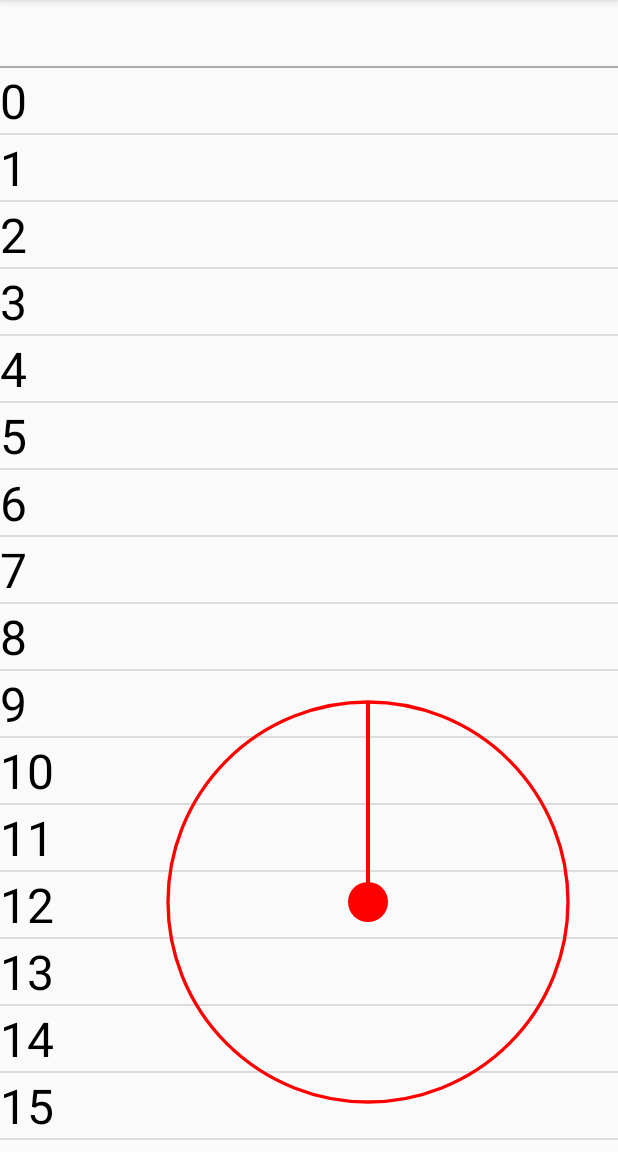
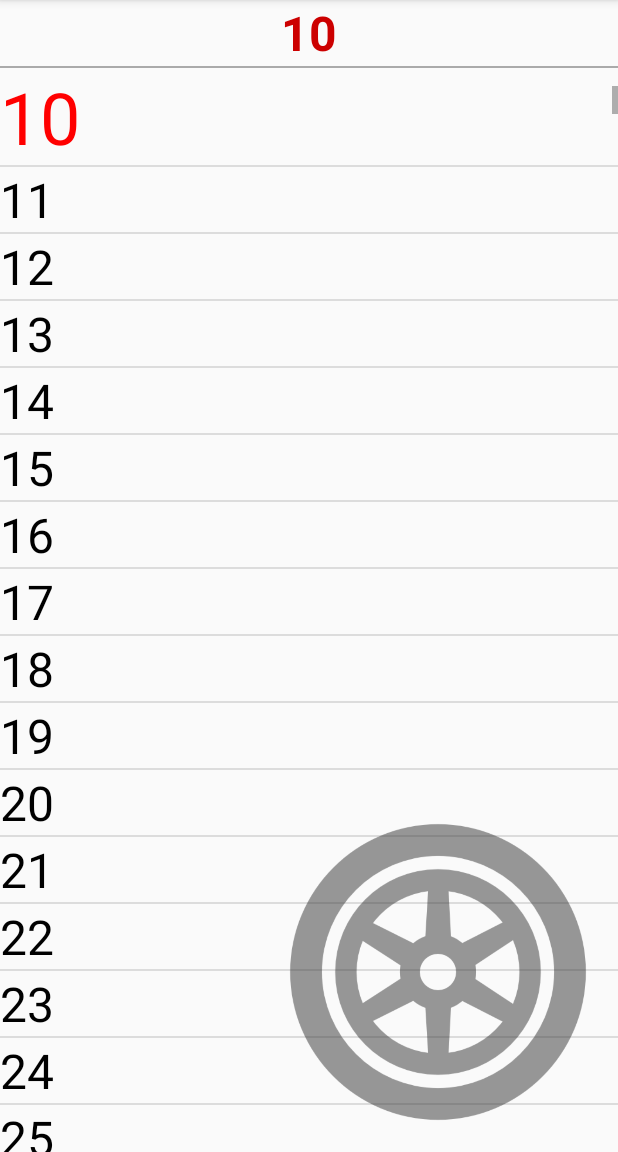
Before and after one commit to Hbecher/RoueCool, an Android app: the screen it shows after launch (Demo), after a tap on "10", on a phone screen of 412 x 824 dp, the part 84-1236 px from its top. Run offline under Robolectric (Android 15) with nearby library versions, the phone set to English and light mode, and no system bars.

Commit message:
Add scalable bitmap
Move most wheel configuration in attrs.xml
Fix sound manager

```diff
--- a/app/src/main/java/fr/polytech/ricm5/mm/rouecool/demo/Demo.java
+++ b/app/src/main/java/fr/polytech/ricm5/mm/rouecool/demo/Demo.java
@@ -20,6 +20,7 @@ import fr.polytech.ricm5.mm.rouecool.wheel.WheelTickEvent;
 public class Demo extends AppCompatActivity
 {
 	private final List<Element<Integer>> elements = new ArrayList<>();
+	private final int size = 600;
 	private int selected, highlighted;
 	private SoundManager soundManager;
 	private TextView selection;
@@ -32,6 +33,7 @@ public class Demo extends AppCompatActivity
 		setContentView(R.layout.demo);
 
 		soundManager = new SoundManager(getBaseContext());
+		soundManager.start();
 
 		selection = (TextView) findViewById(R.id.demo_select);
 		list = (ListView) findViewById(R.id.demo_list);
@@ -49,7 +51,7 @@ public class Demo extends AppCompatActivity
 				{
 					setSelected(position);
 
-					soundManager.playSound(R.raw.cla);
+					playSelectSound();
 				}
 			}
 		});
@@ -64,7 +66,7 @@ public class Demo extends AppCompatActivity
 				{
 					setSelected(highlighted);
 
-					soundManager.playSound(R.raw.cla);
+					playSelectSound();
 				}
 			}
 
@@ -73,7 +75,7 @@ public class Demo extends AppCompatActivity
 			{
 				setHighlighted(mod(highlighted + e.getDirection() * e.getAmount(), elements.size()));
 
-				soundManager.playSound(R.raw.pap);
+				playHighlightSound();
 			}
 		};
 		wheel.addWheelTickListener(l);
@@ -84,7 +86,7 @@ public class Demo extends AppCompatActivity
 	{
 		elements.clear();
 
-		for(int i = 0; i < 400; i++)
+		for(int i = 0; i < size; i++)
 		{
 			Element<Integer> element = new Element<>(this, i);
 
@@ -112,13 +114,23 @@ public class Demo extends AppCompatActivity
 
 	private void setHighlighted(final int index)
 	{
-		elements.get(highlighted).deselect();
+		elements.get(highlighted).setSelected(false);
 
 		highlighted = index;
 
-		elements.get(index).select();
+		elements.get(index).setSelected(true);
 
 		list.setSelection(index);
+	}
+
+	private void playHighlightSound()
+	{
+		soundManager.playSound(R.raw.pap);
+	}
+
+	private void playSelectSound()
+	{
+		soundManager.playSound(R.raw.cla);
 	}
 
 	private class Adapter extends BaseAdapter
@@ -126,7 +138,7 @@ public class Demo extends AppCompatActivity
 		@Override
 		public int getCount()
 		{
-			return elements.size();
+			return size;
 		}
 
 		@Override
--- a/app/src/main/java/fr/polytech/ricm5/mm/rouecool/demo/Element.java
+++ b/app/src/main/java/fr/polytech/ricm5/mm/rouecool/demo/Element.java
@@ -52,8 +52,6 @@ class Element<T> extends LinearLayout
 
 	public void setSelected(boolean selected)
 	{
-		super.setSelected(selected);
-
 		if(selected)
 		{
 			select();
@@ -64,14 +62,14 @@ class Element<T> extends LinearLayout
 		}
 	}
 
-	void select()
+	private void select()
 	{
 		view.setSelected(true);
 		view.setTextColor(HIGHLIGHTED_COLOR);
 		view.setTextSize(HIGHLIGHTED_SIZE);
 	}
 
-	void deselect()
+	private void deselect()
 	{
 		view.setSelected(false);
 		view.setTextColor(TEXT_COLOR);
--- /dev/null
+++ b/app/src/main/java/fr/polytech/ricm5/mm/rouecool/res/images/ScaledBitmap.java
@@ -0,0 +1,97 @@
+package fr.polytech.ricm5.mm.rouecool.res.images;
+
+import android.content.res.Resources;
+import android.graphics.Bitmap;
+import android.graphics.BitmapFactory;
+import android.graphics.Matrix;
+import android.support.annotation.RawRes;
+
+public class ScaledBitmap
+{
+	private final Bitmap image;
+	private final Matrix matrix = new Matrix();
+	private float scale, scaledWidth, scaledHeight, centerX, centerY;
+
+	public ScaledBitmap(Resources resources, @RawRes int id)
+	{
+		this(BitmapFactory.decodeResource(resources, id));
+	}
+
+	public ScaledBitmap(Resources resources, @RawRes int id, float scale)
+	{
+		this(BitmapFactory.decodeResource(resources, id), scale);
+	}
+
+	public ScaledBitmap(Bitmap image)
+	{
+		this(image, 1.0F);
+	}
+
+	public ScaledBitmap(Bitmap image, float scale)
+	{
+		if(image == null)
+		{
+			throw new NullPointerException();
+		}
+
+		this.image = image;
+		setScale(scale);
+	}
+
+	public Bitmap getImage()
+	{
+		return image;
+	}
+
+	public Matrix getScaleMatrix()
+	{
+		return matrix;
+	}
+
+	public float getScale()
+	{
+		return scale;
+	}
+
+	public void setScale(float scale)
+	{
+		this.scale = scale;
+		scaledWidth = image.getWidth() * scale;
+		scaledHeight = image.getHeight() * scale;
+		centerX = scaledWidth / 2.0F;
+		centerY = scaledHeight / 2.0F;
+
+		matrix.reset();
+		matrix.preScale(scale, scale);
+	}
+
+	public float getScaledWidth()
+	{
+		return scaledWidth;
+	}
+
+	public float getScaledHeight()
+	{
+		return scaledHeight;
+	}
+
+	public int getWidth()
+	{
+		return image.getWidth();
+	}
+
+	public int getHeight()
+	{
+		return image.getHeight();
+	}
+
+	public float getCenterX()
+	{
+		return centerX;
+	}
+
+	public float getCenterY()
+	{
+		return centerY;
+	}
+}
--- a/app/src/main/java/fr/polytech/ricm5/mm/rouecool/res/sounds/SoundManager.java
+++ b/app/src/main/java/fr/polytech/ricm5/mm/rouecool/res/sounds/SoundManager.java
@@ -1,20 +1,29 @@
 package fr.polytech.ricm5.mm.rouecool.res.sounds;
+
+import java.util.concurrent.BlockingQueue;
+import java.util.concurrent.LinkedBlockingQueue;
+import java.util.concurrent.Semaphore;
 
 import android.content.Context;
 import android.media.AudioManager;
 import android.media.SoundPool;
+import android.support.annotation.RawRes;
 import android.util.SparseArray;
 import android.util.SparseIntArray;
-import fr.polytech.ricm5.mm.rouecool.R;
 
 public class SoundManager
 {
-	private final SparseIntArray idConverter = new SparseIntArray();
+	private final SparseIntArray resToSample = new SparseIntArray();
 	private final SparseArray<Sound> sounds = new SparseArray<>();
+	private final BlockingQueue<Integer> requests = new LinkedBlockingQueue<>();
+	private final Semaphore wait = new Semaphore(0);
+	private final Context context;
+	private final SoundPool pool;
 
-	public SoundManager(final Context context)
+	public SoundManager(Context context)
 	{
-		SoundPool pool = new SoundPool(10, AudioManager.STREAM_MUSIC, 0);
+		this.context = context;
+		pool = new SoundPool(16, AudioManager.STREAM_MUSIC, 0);
 		pool.setOnLoadCompleteListener(new SoundPool.OnLoadCompleteListener()
 		{
 			@Override
@@ -22,35 +31,87 @@ public class SoundManager
 			{
 				if(status == 0)
 				{
-					sounds.put(sampleId, new Sound(soundPool, sampleId, context));
+					sounds.put(sampleId, new Sound(SoundManager.this, sampleId));
 				}
+
+				wait.release();
 			}
 		});
-
-		int[] soundIds = {R.raw.pap, R.raw.cla, R.raw.pop};
-
-		for(int id : soundIds)
-		{
-			loadSound(pool, context, id);
-		}
 	}
 
-	private void loadSound(SoundPool pool, Context context, int resId)
+	public void start()
+	{
+		Player p = new Player();
+		Thread soundThread = new Thread(p, "Sound manager thread");
+		soundThread.setDaemon(true);
+		soundThread.start();
+	}
+
+	public void stop()
+	{
+		requests.offer(-1);
+	}
+
+	public void playSound(@RawRes int resId)
+	{
+		requests.offer(resId);
+	}
+
+	Context getContext()
+	{
+		return context;
+	}
+
+	SoundPool getSoundPool()
+	{
+		return pool;
+	}
+
+	private void loadSound(int resId) throws InterruptedException
 	{
 		int sampleId = pool.load(context, resId, 1);
 
-		idConverter.put(resId, sampleId);
+		wait.acquire();
+
+		resToSample.put(resId, sampleId);
 	}
 
-	public void playSound(int id)
+	private boolean isLoaded(int resId)
 	{
-		if(idConverter.indexOfKey(id) >= 0)
+		return resToSample.indexOfKey(resId) >= 0;
+	}
+
+	private class Player implements Runnable
+	{
+		@Override
+		public void run()
 		{
-			Sound sound = sounds.get(idConverter.get(id));
+			try
+			{
+				while(true)
+				{
+					Integer resId = requests.take();
 
-			if(sound != null)
+					if(resId == null || resId < 0)
+					{
+						break;
+					}
+
+					if(!isLoaded(resId))
+					{
+						loadSound(resId);
+					}
+
+					Sound sound = sounds.get(resToSample.get(resId));
+
+					if(sound != null)
+					{
+						sound.playSound();
+					}
+				}
+			}
+			catch(InterruptedException ignored)
 			{
-				sound.playSound();
 			}
 		}
 	}
--- a/app/src/main/java/fr/polytech/ricm5/mm/rouecool/wheel/Wheel.java
+++ b/app/src/main/java/fr/polytech/ricm5/mm/rouecool/wheel/Wheel.java
@@ -9,10 +9,10 @@ import android.graphics.Canvas;
 import android.graphics.Color;
 import android.graphics.Paint;
 import android.util.AttributeSet;
-import android.util.Log;
 import android.view.MotionEvent;
 import android.view.View;
 import fr.polytech.ricm5.mm.rouecool.R;
+import fr.polytech.ricm5.mm.rouecool.res.images.ScaledBitmap;
 import fr.polytech.ricm5.mm.rouecool.util.Point;
 import fr.polytech.ricm5.mm.rouecool.util.Vector;
 
@@ -20,12 +20,13 @@ public class Wheel extends View
 {
 	private final Set<WheelTickListener> tickListeners = new HashSet<>();
 	private final Set<WheelClickListener> clickListeners = new HashSet<>();
-	private final Paint circle, target, filled;
-	private final Point pos = Point.origin(), prevPos = Point.origin(), initPos = Point.origin(), wheel = Point.origin();
-	private final Vector v = new Vector(wheel, pos), prevV = new Vector(wheel, prevPos);
-	private final float clickMargin = 8.0F;
-	private float posCircleRadius, wheelRadius = 200.0F;
-	private double wheelRotation = 0.0;
+	private final Point pos = Point.origin(), prevPos = Point.origin(), initPos = Point.origin(), center = Point.origin();
+	private final Vector v = new Vector(center, pos), prevV = new Vector(center, prevPos);
+	private final float wheelRadius, wheelMargin, clickPlay, touchRadius, touchThickness;
+	private final boolean drawWheelImage, drawOutline, drawTouchPos, snapBack;
+	private final Paint touchCircle, wheelCircle, wheelOutline;
+	private final ScaledBitmap staticWheel, rotatingWheel;
+	private double wheelRotation;
 	private State state;
 	private double nextTick;
 
@@ -35,12 +36,17 @@ public class Wheel extends View
 
 		TypedArray a = context.getTheme().obtainStyledAttributes(attrs, R.styleable.Wheel, 0, 0);
 
-		float circleThickness;
-
 		try
 		{
-			posCircleRadius = a.getDimension(R.styleable.Wheel_circleRadius, 256.0F);
-			circleThickness = a.getDimension(R.styleable.Wheel_circleThickness, 1.0F);
+			wheelRadius = a.getDimension(R.styleable.Wheel_radius, 200.0F);
+			wheelMargin = a.getDimension(R.styleable.Wheel_margin, 40.0F);
+			clickPlay = a.getDimension(R.styleable.Wheel_clickPlay, 20.0F);
+			touchRadius = a.getDimension(R.styleable.Wheel_touchRadius, 40.0F);
+			touchThickness = a.getDimension(R.styleable.Wheel_touchThickness, 4.0F);
+			drawWheelImage = a.getBoolean(R.styleable.Wheel_drawImage, true);
+			drawOutline = a.getBoolean(R.styleable.Wheel_drawOutline, false);
+			drawTouchPos = a.getBoolean(R.styleable.Wheel_drawTouch, false);
+			snapBack = a.getBoolean(R.styleable.Wheel_snapBack, false);
 		}
 		finally
 		{
@@ -49,19 +55,25 @@ public class Wheel extends View
 
 		setState(State.IDLE);
 
-		circle = new Paint(Paint.ANTI_ALIAS_FLAG);
-		circle.setStyle(Paint.Style.STROKE);
-		circle.setStrokeWidth(circleThickness);
-		circle.setColor(Color.BLUE);
+		touchCircle = new Paint(Paint.ANTI_ALIAS_FLAG);
+		touchCircle.setStyle(Paint.Style.STROKE);
+		touchCircle.setStrokeWidth(touchThickness);
+		touchCircle.setColor(Color.BLUE);
 
-		target = new Paint(Paint.ANTI_ALIAS_FLAG);
-		target.setStyle(Paint.Style.STROKE);
-		target.setStrokeWidth(circleThickness);
-		target.setColor(Color.RED);
+		wheelCircle = new Paint(Paint.ANTI_ALIAS_FLAG);
+		wheelCircle.setStyle(Paint.Style.STROKE);
+		wheelCircle.setStrokeWidth(touchThickness);
+		wheelCircle.setColor(Color.RED);
 
-		filled = new Paint(Paint.ANTI_ALIAS_FLAG);
-		filled.setStyle(Paint.Style.FILL);
-		filled.setColor(Color.RED);
+		wheelOutline = new Paint(Paint.ANTI_ALIAS_FLAG);
+		wheelOutline.setStyle(Paint.Style.STROKE);
+		wheelOutline.setStrokeWidth(1.0F);
+		wheelOutline.setColor(Color.GRAY & 0x3f << 24);
+
+		staticWheel = new ScaledBitmap(context.getResources(), R.raw.wheel);
+		staticWheel.setScale((2.0F * wheelRadius) / Math.max(staticWheel.getWidth(), staticWheel.getHeight()));
+		rotatingWheel = new ScaledBitmap(staticWheel.getImage());
+		rotatingWheel.setScale((2.0F * wheelRadius) / Math.max(rotatingWheel.getWidth(), rotatingWheel.getHeight()));
 	}
 
 	private boolean isInWheel()
@@ -71,12 +83,71 @@ public class Wheel extends View
 
 	private boolean isInWheel(double x, double y)
 	{
-		return wheel.distance(x, y) <= wheelRadius;
+		return center.distance(x, y) <= wheelRadius;
 	}
 
 	private double speed(double angle)
 	{
-		return Math.abs(angle) * 2.0 * Math.exp(2.0 * (wheelRadius - pos.distance(wheel)) / wheelRadius);
+		return Math.abs(angle) * 2.0 * Math.exp(2.0 * (1.0 - pos.distance(center) / wheelRadius));
+	}
+
+	private void drawWheel(Canvas canvas)
+	{
+		float rotation = (float) Math.toDegrees(wheelRotation);
+		float x = center.getXf(), y = center.getYf();
+
+		if(drawWheelImage)
+		{
+			ScaledBitmap img = state == State.ROLL ? rotatingWheel : staticWheel;
+			float dx = img.getScaledWidth() / 2.0F, dy = img.getScaledHeight() / 2.0F;
+
+			canvas.translate(x, y);
+			canvas.rotate(rotation);
+			canvas.translate(-dx, -dy);
+
+			canvas.drawBitmap(img.getImage(), img.getScaleMatrix(), wheelCircle);
+
+			canvas.translate(dx, dy);
+			canvas.rotate(-rotation);
+			canvas.translate(-x, -y);
+		}
+		else
+		{
+			wheelCircle.setStyle(Paint.Style.STROKE);
+
+			canvas.drawCircle(x, y, wheelRadius, wheelCircle);
+
+			wheelCircle.setStyle(Paint.Style.FILL);
+
+			canvas.drawCircle(x, y, wheelRadius / 10.0F, wheelCircle);
+
+			canvas.rotate(rotation, x, y);
+
+			canvas.drawLine(x, y, x, y, wheelCircle);
+			canvas.drawRect(x - wheelRadius / 100.0F, y - wheelRadius, x + wheelRadius / 100.0F, y, wheelCircle);
+
+			canvas.rotate(-rotation, x, y);
+		}
+
+		if(drawOutline)
+		{
+			wheelOutline.setStyle(Paint.Style.STROKE);
+
+			canvas.drawCircle(x, y, wheelRadius, wheelOutline);
+
+			wheelOutline.setStyle(Paint.Style.FILL);
+
+			canvas.drawCircle(x, y, wheelRadius / 10.0F, wheelOutline);
+		}
+	}
+
+	private void drawTouchPos(Canvas canvas)
+	{
+		if(drawTouchPos && (state == State.CLICK || state == State.ROLL || state == State.MOVE))
+		{
+			touchCircle.setColor(state == State.CLICK ? Color.BLUE : Color.GREEN);
+			canvas.drawCircle(pos.getXf(), pos.getYf(), touchRadius, touchCircle);
+		}
 	}
 
 	@Override
@@ -84,23 +155,8 @@ public class Wheel extends View
 	{
 		super.onDraw(canvas);
 
-		float x = wheel.getXf(), y = wheel.getYf();
-
-		canvas.drawCircle(x, y, wheelRadius, target);
-		canvas.drawCircle(x, y, 20, filled);
-
-		float wrf = (float) Math.toDegrees(wheelRotation);
-
-		canvas.rotate(wrf, x, y);
-		canvas.drawLine(x, y, x, y, filled);
-		canvas.drawRect(x - 2, y - wheelRadius, x + 2, y, filled);
-		canvas.rotate(-wrf, x, y);
-
-		if(state == State.CLICK || state == State.ROLL || state == State.MOVE)
-		{
-			circle.setColor(state == State.CLICK ? Color.BLUE : Color.GREEN);
-			canvas.drawCircle(pos.getXf(), pos.getYf(), posCircleRadius, circle);
-		}
+		drawWheel(canvas);
+		drawTouchPos(canvas);
 	}
 
 	@Override
@@ -108,7 +164,7 @@ public class Wheel extends View
 	{
 		super.onSizeChanged(w, h, oldw, oldh);
 
-		wheel.set(w - wheelRadius - 50, h - wheelRadius - 50);
+		center.set(w - wheelRadius - wheelMargin, h - wheelRadius - wheelMargin);
 	}
 
 	@Override
@@ -141,7 +197,7 @@ public class Wheel extends View
 					{
 						updatePosition(event.getX(), event.getY());
 
-						if(initPos.distance(pos) > clickMargin)
+						if(initPos.distance(pos) > clickPlay)
 						{
 							setState(State.ROLL);
 						}
@@ -188,7 +244,7 @@ public class Wheel extends View
 						}
 						else
 						{
-							wheel.translate(pos.getX() - prevPos.getX(), pos.getY() - prevPos.getY());
+							center.translate(pos.getX() - prevPos.getX(), pos.getY() - prevPos.getY());
 							// setState(State.OUT);
 						}
 
@@ -216,7 +272,7 @@ public class Wheel extends View
 					{
 						updatePosition(event.getX(), event.getY());
 
-						wheel.translate(pos.getX() - prevPos.getX(), pos.getY() - prevPos.getY());
+						center.translate(pos.getX() - prevPos.getX(), pos.getY() - prevPos.getY());
 
 						if(isInWheel())
 						{
@@ -288,7 +344,10 @@ public class Wheel extends View
 
 		nextTick = 0.0;
 
-		wheel.set(getWidth() - wheelRadius - 50, getHeight() - wheelRadius - 50);
+		if(snapBack)
+		{
+			center.set(getWidth() - wheelRadius - wheelMargin, getHeight() - wheelRadius - wheelMargin);
+		}
 
 		invalidate();
 	}
@@ -296,8 +355,6 @@ public class Wheel extends View
 	private void setState(State state)
 	{
 		this.state = state;
-
-		Log.d("Wheel State", state.name());
 	}
 
 	public void addWheelTickListener(WheelTickListener l)
--- a/app/src/main/res/layout/wheel.xml
+++ b/app/src/main/res/layout/wheel.xml
@@ -6,5 +6,12 @@
         android:orientation="vertical"
         android:layout_gravity="bottom"
         xmlns:custom="http://schemas.android.com/apk/res-auto"
-        custom:circleRadius="10pt"
-        custom:circleThickness="1pt"/>
+        custom:radius="100dp"
+        custom:margin="20dp"
+        custom:clickPlay="10dp"
+        custom:drawImage="true"
+        custom:drawOutline="false"
+        custom:drawTouch="true"
+        custom:touchRadius="20dp"
+        custom:touchThickness="2dp"
+        custom:snapBack="false"/>
```
Also changed, not shown: app/src/main/java/fr/polytech/ricm5/mm/rouecool/res/sounds/Sound.java (+7 -11 lines), app/src/main/res/values/attrs.xml (+9 -2 lines), app/src/main/res/raw/wheel.png (added).
